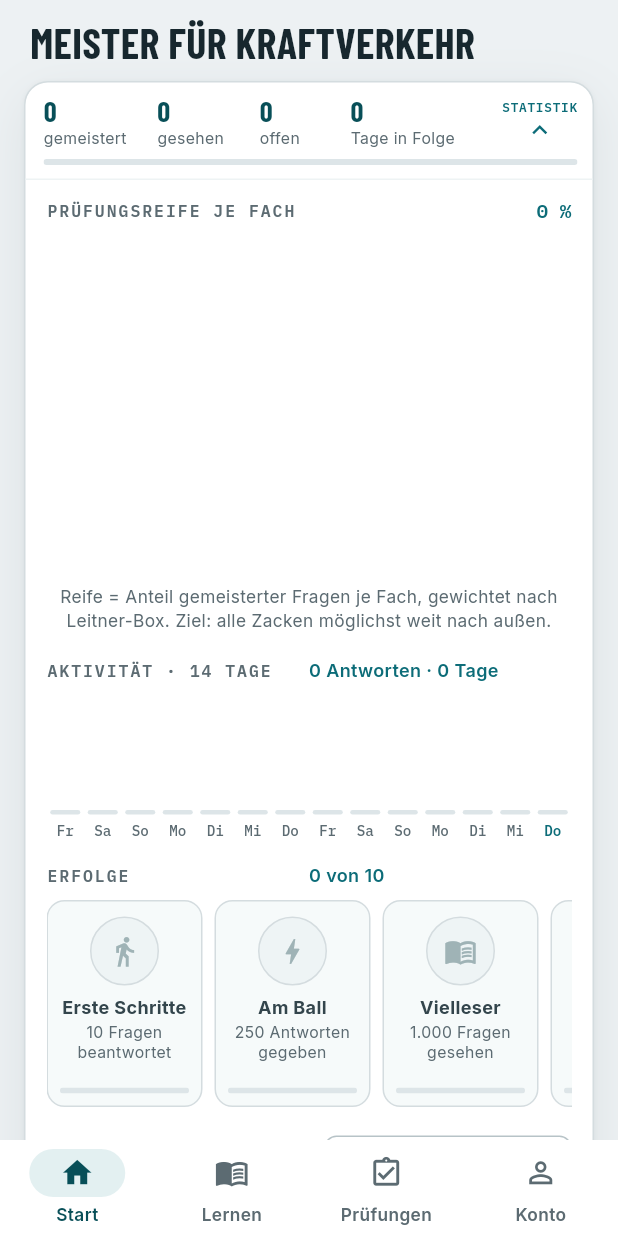
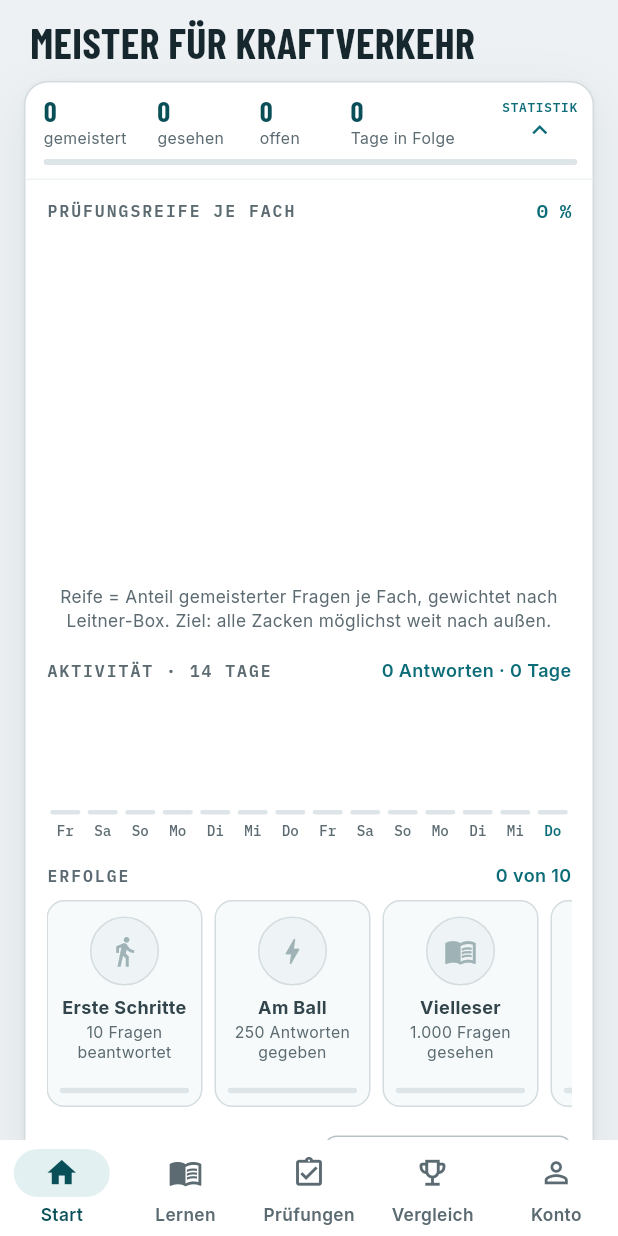
Before and after one commit to schaardi/KVM-Lernapp, a Flutter app: the HomeScreen screen opened directly, after a tap on an icon or button, on a phone screen of 412 x 824 dp. Run offline on Flutter 3.47's test engine with Material 3 defaults, Android fonts, the phone set to English and light mode, and no system bars; our stand-ins replace flutter_tts, google_mobile_ads, google_sign_in, in_app_purchase, shared_preferences, speech_to_text and 1 more; accounts and stored records are empty.

```diff
--- a/flutter_app/lib/cloud/vergleich_dienst.dart
+++ b/flutter_app/lib/cloud/vergleich_dienst.dart
@@ -120,11 +120,7 @@ class VergleichDienst extends ChangeNotifier {
       _prefs = await SharedPreferences.getInstance();
     } catch (_) {}
     // Nach jeder gespeicherten Antwort melden – dort, wo auch der Sync anstößt.
-    final vorher = ProgressService.instance.onChanged;
-    ProgressService.instance.onChanged = () {
-      vorher?.call();
-      meldenSpaeter();
-    };
+    ProgressService.instance.addListener(meldenSpaeter);
     pruefStand.addListener(_pruefGeaendert);
     AppState.instance.addListener(_appGeaendert);
     // Anmelden, Abmelden, Kontowechsel (läuft so lange wie die App).
--- a/flutter_app/lib/config.dart
+++ b/flutter_app/lib/config.dart
@@ -24,6 +24,12 @@ class Config {
   static String get googleWebClientId => _googleWebClientId.isNotEmpty
       ? _googleWebClientId
       : '342520200103-78s40rb7f7o5olhd1lsrdf2clrvh5dsu.apps.googleusercontent.com';
+
+  static const String _webAdresse = String.fromEnvironment('WEB_ADRESSE');
+
+  /// Adresse der Web-App (GitHub Pages) – für Einladungslinks zu Lerngruppen.
+  static String get webAdresse =>
+      _webAdresse.isNotEmpty ? _webAdresse : 'https://schaardi.github.io/KVM-Lernapp/';
 
   /// Login/Sync sind aktiv, sobald alle drei Werte vorliegen (per Default true).
   static bool get authEnabled =>
--- a/flutter_app/lib/screens/home_screen.dart
+++ b/flutter_app/lib/screens/home_screen.dart
@@ -2,7 +2,6 @@
 // bewusst ohne `const`.
 // ignore_for_file: prefer_const_constructors
 import 'package:flutter/material.dart';
-import 'package:supabase_flutter/supabase_flutter.dart';
 import '../config.dart';
 import '../constants.dart';
 import '../services/app_state.dart';
@@ -80,17 +79,11 @@ class _HomeScreenState extends State<HomeScreen> {
     _neu();
   }
 
-  /// Gibt es die Rangliste (docs/supabase-rangliste.sql)? Sonst entfällt der
-  /// Reiter „Vergleich“.
-  Future<void> _vergleichPruefen() async {
+  /// Ohne Anmeldung/Supabase gibt es keine Rangliste – dann entfällt der
+  /// Reiter „Vergleich“. Sonst meldet der Vergleich-Dienst nach dem ersten
+  /// Laden, ob es die Rangliste gibt (docs/supabase-rangliste.sql).
+  void _vergleichPruefen() {
     if (!Config.authEnabled || !AuthService.instance.ready) {
-      _st.vergleichVerfuegbar.value = false;
-      return;
-    }
-    try {
-      await Supabase.instance.client.rpc('rangliste_info');
-      _st.vergleichVerfuegbar.value = true;
-    } catch (_) {
       _st.vergleichVerfuegbar.value = false;
     }
   }
--- a/flutter_app/lib/services/progress_service.dart
+++ b/flutter_app/lib/services/progress_service.dart
@@ -1,4 +1,5 @@
 import 'dart:convert';
+import 'package:flutter/foundation.dart';
 import 'package:shared_preferences/shared_preferences.dart';
 import '../models.dart';
 import '../constants.dart';
@@ -6,16 +7,17 @@ import 'data_service.dart';
 import 'lerntage_service.dart';
 
 /// Lernfortschritt: Leitner-Boxen + Spaced Repetition, persistent gespeichert.
-class ProgressService {
+///
+/// Nach jeder gespeicherten Antwort werden die Zuhörer benachrichtigt
+/// ([addListener]) – etwa der Cloud-Push (SyncService) und die Meldung an die
+/// Rangliste.
+class ProgressService extends ChangeNotifier {
   static final ProgressService instance = ProgressService._();
   ProgressService._();
 
   static const _key = 'kvm_progress_v1';
   final Map<String, Progress> _map = {};
   SharedPreferences? _prefs;
-
-  /// Wird nach jeder Änderung aufgerufen (z. B. Cloud-Push durch SyncService).
-  void Function()? onChanged;
 
   Future<void> load() async {
     _prefs = await SharedPreferences.getInstance();
@@ -34,7 +36,7 @@ class ProgressService {
     final obj = <String, dynamic>{};
     _map.forEach((k, v) => obj[k] = v.toJson());
     await _prefs?.setString(_key, json.encode(obj));
-    onChanged?.call();
+    notifyListeners();
   }
 
   /// Gesamter Fortschritt als JSON – für den Cloud-Upload.
@@ -61,7 +63,7 @@ class ProgressService {
     if (changed) {
       final obj = <String, dynamic>{};
       _map.forEach((k, val) => obj[k] = val.toJson());
-      _prefs?.setString(_key, json.encode(obj)); // ohne onChanged -> keine Push-Schleife
+      _prefs?.setString(_key, json.encode(obj)); // ohne Benachrichtigung -> keine Push-Schleife
     }
   }
 
--- a/flutter_app/lib/services/sync_service.dart
+++ b/flutter_app/lib/services/sync_service.dart
@@ -25,7 +25,9 @@ class SyncService {
 
   /// Verbindet den Fortschritt mit dem Cloud-Push (in main aufrufen).
   void attach() {
-    ProgressService.instance.onChanged = schedulePush;
+    ProgressService.instance
+      ..removeListener(schedulePush)
+      ..addListener(schedulePush);
   }
 
   /// Nach dem Login: Cloud laden, mergen, zurückschreiben.
--- a/flutter_app/lib/widgets/ui.dart
+++ b/flutter_app/lib/widgets/ui.dart
@@ -40,20 +40,25 @@ class Abschnitt extends StatelessWidget {
 
   @override
   Widget build(BuildContext context) {
+    final kopf = Text(titel.toUpperCase(), style: monoStyle(11, spacing: 1.3), maxLines: 1, overflow: TextOverflow.ellipsis);
     return Padding(
       padding: padding,
       child: Row(crossAxisAlignment: CrossAxisAlignment.center, children: [
-        Expanded(
-          child: Text(titel.toUpperCase(), style: monoStyle(11, spacing: 1.3), maxLines: 1, overflow: TextOverflow.ellipsis),
-        ),
-        if (zusatz != null)
-          Flexible(
+        // Mit Zusatz behält die Überschrift ihre Breite; der Zusatz steht
+        // rechtsbündig im Rest und kürzt notfalls mit „…“.
+        if (zusatz == null)
+          Expanded(child: kopf)
+        else ...[
+          ConstrainedBox(constraints: const BoxConstraints(maxWidth: 240), child: kopf),
+          const SizedBox(width: 12),
+          Expanded(
             child: Text(zusatz!,
                 textAlign: TextAlign.right,
                 maxLines: 1,
                 overflow: TextOverflow.ellipsis,
                 style: TextStyle(fontSize: 12, fontWeight: FontWeight.w600, color: kPetrolInk)),
           ),
+        ],
         if (rechts != null) rechts!,
       ]),
     );
```
Also changed, not shown: flutter_app/lib/cloud/werte.dart (+2 -7 lines).
